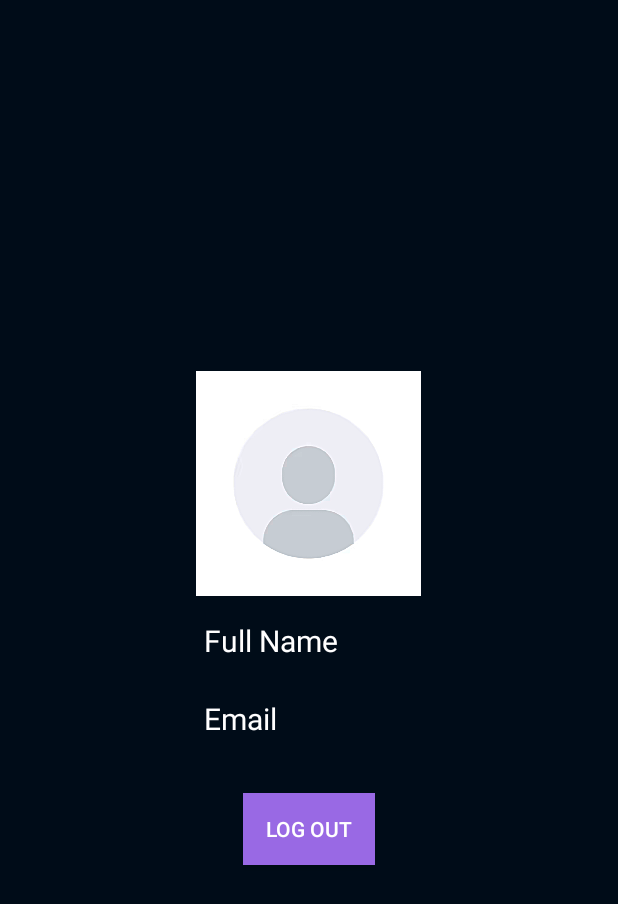
After one commit to Arnold-18-CS/Campus-Connect, an Android app built with Jetpack Compose: the ProfileActivity screen opened directly, with no data from a screen before it, on a phone screen of 412 x 824 dp. The commit adds this screen. Shown: the top 904 px of the screen. Run offline under Robolectric (Android 15) with nearby library versions, the phone set to English and light mode, and no system bars; our stand-ins replace Firebase (no records; nobody signed in at launch, a user with empty details on screens opened directly), Picasso; Roboto replaces fonts that are not available here; 2 statements that could not run were skipped.

Commit message:
Feat: Adding activity to create events and reviewes on profile

```diff
--- a/app/build.gradle.kts
+++ b/app/build.gradle.kts
@@ -63,4 +63,5 @@ dependencies {
     androidTestImplementation(libs.androidx.ui.test.junit4)
     debugImplementation(libs.androidx.ui.tooling)
     debugImplementation(libs.androidx.ui.test.manifest)
+    implementation (libs.picasso)
 }
--- a/app/src/main/AndroidManifest.xml
+++ b/app/src/main/AndroidManifest.xml
@@ -28,6 +28,12 @@
 
         <activity android:name=".ui.LoginActivity" />
         <activity android:name=".ui.SignUpActivity" />
+        <activity android:name=".ui.ProfileActivity" />
+        <activity android:name=".ui.CreateEventActivity">
+
+        </activity>
+
+
         <meta-data
             android:name="preloaded_fonts"
             android:resource="@array/preloaded_fonts" />
--- /dev/null
+++ b/app/src/main/java/com/example/campusconnect/ui/ProfileActivity.kt
@@ -0,0 +1,105 @@
+package com.example.campusconnect.ui
+
+import android.content.Intent
+import android.net.Uri
+import android.os.Bundle
+import android.util.Log
+import android.widget.Button
+import android.widget.EditText
+import android.widget.ImageView
+import android.widget.Toast
+import androidx.appcompat.app.AppCompatActivity
+import com.example.campusconnect.R
+import com.example.campusconnect.User
+import com.google.firebase.auth.FirebaseAuth
+import com.google.firebase.database.DataSnapshot
+import com.google.firebase.database.DatabaseError
+import com.google.firebase.database.FirebaseDatabase
+import com.google.firebase.database.ValueEventListener
+import com.squareup.picasso.Picasso
+
+class ProfileActivity : AppCompatActivity() {
+
+    private lateinit var profileImageView: ImageView
+    private lateinit var nameEditText: EditText
+    private lateinit var emailEditText: EditText
+    private lateinit var logoutButton: Button
+    private lateinit var auth: FirebaseAuth
+    private var profileImageUri: Uri? = null
+
+    override fun onCreate(savedInstanceState: Bundle?) {
+        super.onCreate(savedInstanceState)
+
+//        auth = FirebaseAuth.getInstance()
+//        if (auth.currentUser == null) {
+//            val intent = Intent(this, LoginActivity::class.java)
+//            startActivity(intent)
+//            finish()
+//            return
+//        }
+        Toast.makeText(this@ProfileActivity, "User not logged in", Toast.LENGTH_SHORT).show()
+
+        setContentView(R.layout.activity_profile)
+
+        // Initialize views
+        profileImageView = findViewById(R.id.profileImageView)
+        nameEditText = findViewById(R.id.profileNameTextView)
+        emailEditText = findViewById(R.id.profileEmailTextView)
+        logoutButton = findViewById(R.id.logoutButton)
+        auth = FirebaseAuth.getInstance()
+
+        // Load the current user's profile data
+        loadProfileData()
+        Log.d("ProfileActivity", "Current user UID: ${auth.currentUser?.uid}")
+
+
+        // Set the logout button click listener
+        logoutButton.setOnClickListener {
+            logoutUser()
+        }
+    }
+
+    // Load the current user data
+    private fun loadProfileData() {
+        val userId = auth.currentUser?.uid
+        if (userId != null) {
+            val database = FirebaseDatabase.getInstance().getReference("users").child(userId)
+
+            database.addListenerForSingleValueEvent(object : ValueEventListener {
+                override fun onDataChange(snapshot: DataSnapshot) {
+                    if (snapshot.exists()) {
+                        val user = snapshot.getValue(User::class.java)
+                        if (user != null) {
+                            // Display user details
+                            nameEditText.setText(user.name)  // Use setText for EditText
+                            emailEditText.setText(user.email)  // Use setText for EditText
+
+                            // Load the profile image using Picasso (or any image loading library)
+                            if (!user.profileImageUri.isNullOrEmpty()) {
+                                Picasso.get().load(user.profileImageUri).into(profileImageView)
+                            }
+                        }
+                    } else {
+                        Toast.makeText(this@ProfileActivity, "User data not found", Toast.LENGTH_SHORT).show()
+                    }
+                }
+
+                override fun onCancelled(error: DatabaseError) {
+                    Toast.makeText(this@ProfileActivity, "Error: ${error.message}", Toast.LENGTH_SHORT).show()
+                }
+            })
+        }
+    }
+
+    // Logout the user
+    private fun logoutUser() {
+        // Sign out the user from FirebaseAuth
+        auth.signOut()
+
+        // Redirect to login screen
+        val intent = Intent(this, LoginActivity::class.java)
+        intent.flags = Intent.FLAG_ACTIVITY_NEW_TASK or Intent.FLAG_ACTIVITY_CLEAR_TASK
+        startActivity(intent)
+        finish()
+    }
+}
--- /dev/null
+++ b/app/src/main/res/layout/activity_profile.xml
@@ -0,0 +1,50 @@
+<?xml version="1.0" encoding="utf-8"?>
+<LinearLayout xmlns:android="http://schemas.android.com/apk/res/android"
+    android:layout_width="match_parent"
+    android:layout_height="match_parent"
+    android:background="@color/theme_background"
+    android:gravity="center"
+    android:orientation="vertical"
+    android:padding="16dp">
+
+    <!-- Profile Image -->
+    <ImageView
+        android:id="@+id/profileImageView"
+        android:layout_width="150dp"
+        android:layout_height="150dp"
+        android:layout_gravity="center"
+        android:contentDescription="@string/profile_image"
+        android:scaleType="centerCrop"
+        android:src="@drawable/avatar" />
+
+    <!-- User Name -->
+    <TextView
+        android:id="@+id/profileNameTextView"
+        android:layout_width="140dp"
+        android:layout_height="44dp"
+        android:layout_marginTop="16dp"
+        android:text="@string/full_name"
+        android:textColor="@color/white"
+        android:textSize="20sp" />
+
+    <!-- User Email -->
+    <TextView
+        android:id="@+id/profileEmailTextView"
+        android:layout_width="139dp"
+        android:layout_height="43dp"
+        android:layout_marginTop="8dp"
+        android:text="@string/email"
+        android:textColor="@color/white"
+        android:textSize="20sp" />
+
+    <!-- Log Out Button -->
+    <Button
+        android:id="@+id/logoutButton"
+        android:layout_width="wrap_content"
+        android:layout_height="wrap_content"
+        android:layout_marginTop="20dp"
+        android:background="@color/theme_purple"
+        android:text="@string/log_out"
+        android:textColor="@color/white" />
+
+</LinearLayout>
--- a/gradle/libs.versions.toml
+++ b/gradle/libs.versions.toml
@@ -14,6 +14,7 @@ googleGmsGoogleServices = "4.4.2"
 googleFirebaseCrashlytics = "3.0.2"
 firebaseAuthKtx = "23.1.0"
 firebaseDatabaseKtx = "21.0.0"
+picasso = "2.71828"
 
 [libraries]
 androidx-core-ktx = { group = "androidx.core", name = "core-ktx", version.ref = "coreKtx" }
@@ -34,6 +35,7 @@ androidx-appcompat = { group = "androidx.appcompat", name = "appcompat", version
 firebase-crashlytics = { group = "com.google.firebase", name = "firebase-crashlytics", version.ref = "firebaseCrashlytics" }
 firebase-auth-ktx = { group = "com.google.firebase", name = "firebase-auth-ktx", version.ref = "firebaseAuthKtx" }
 firebase-database-ktx = { group = "com.google.firebase", name = "firebase-database-ktx", version.ref = "firebaseDatabaseKtx" }
+picasso = { module = "com.squareup.picasso:picasso", version.ref = "picasso" }
 
 [plugins]
 android-application = { id = "com.android.application", version.ref = "agp" }
```
Also changed, not shown: app/src/main/java/com/example/campusconnect/Event.kt (added, +11 -0 lines), app/src/main/java/com/example/campusconnect/ui/CreateEventActivity.kt (added, +113 -0 lines), app/src/main/java/com/example/campusconnect/ui/LoginActivity.kt (+11 -0 lines), app/src/main/res/layout/activity_create_event.xml (added, +78 -0 lines), app/src/main/res/values/strings.xml (+7 -0 lines), app/src/main/res/drawable/default_event_image.jpg (added), 2 other files.
